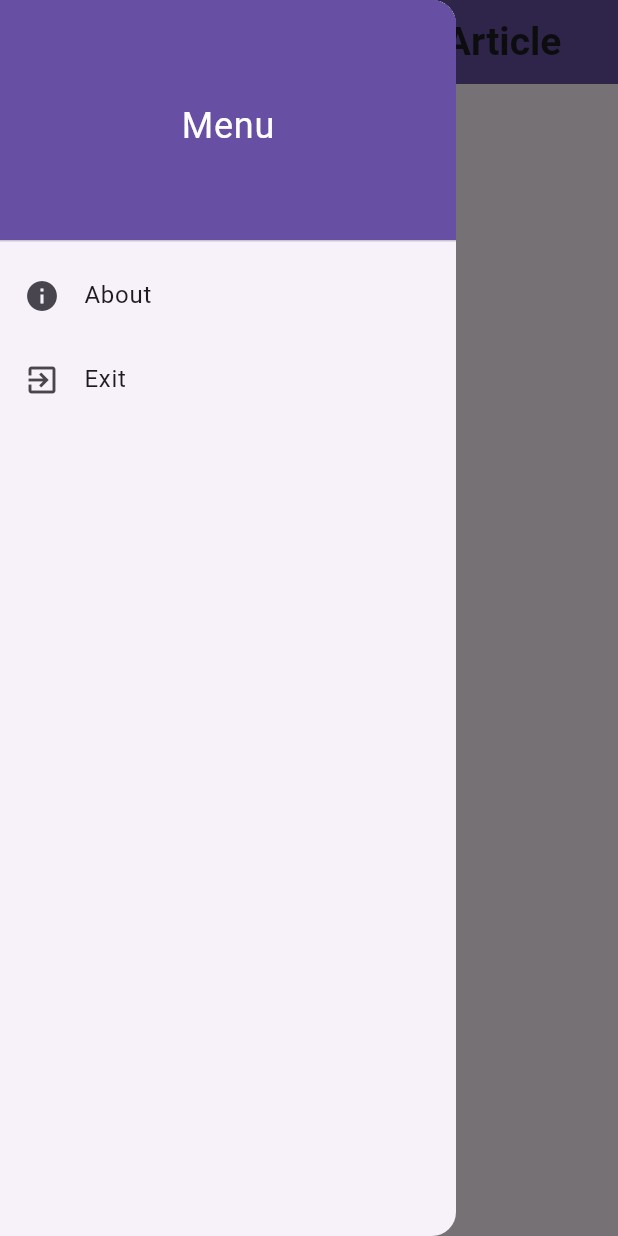
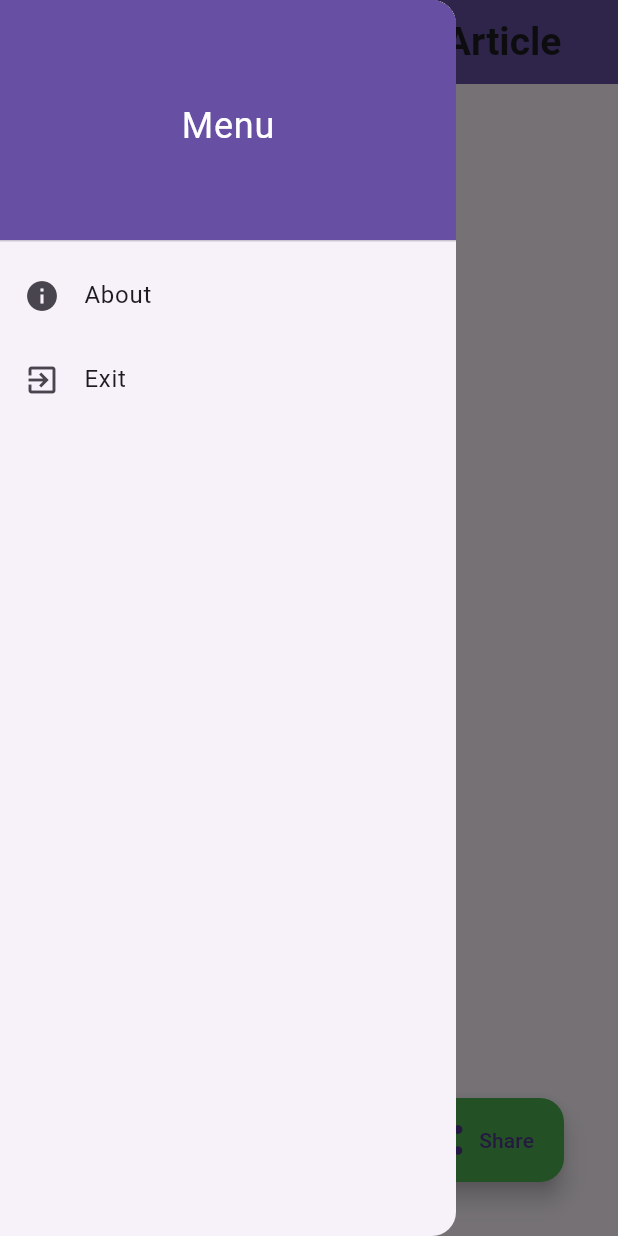
Before and after one commit to edgano/randomWikyApp, a Flutter app: the screen it shows after launch, with the side drawer open, on a phone screen of 412 x 824 dp. Run offline on Flutter 3.47's test engine with Material 3 defaults, Android fonts, the phone set to English and light mode, and no system bars; our stand-ins replace share_plus; network calls fail.

Commit message:
v2
with flying buttons

```diff
--- a/lib/main.dart
+++ b/lib/main.dart
@@ -193,42 +193,40 @@ class RandomArticleScreenState extends State<RandomArticleScreen> {
                   ),
                 ),
               ),
-              const SizedBox(height: 10),
-              Padding(
-                padding: const EdgeInsets.symmetric(horizontal: 16.0),
-                child: Row(
-                  mainAxisAlignment: MainAxisAlignment.spaceBetween,
+              const SizedBox(height: 60), // Add padding to bottom of content
+            ],
+          ),
+        ),
+      )
+          : const Center(child: Text('No article available')),
+      floatingActionButton: Stack(
         children: [
-                    ElevatedButton.icon(
+          Positioned(
+            bottom: 20,
+            left: 20,
+            child: FloatingActionButton.extended(
+              onPressed: _loadRandomArticle,
+              icon: const Icon(Icons.refresh),
+              label: const Text('Next Article'),
+              backgroundColor: Colors.blueAccent,
+            ),
+          ),
+          Positioned(
+            bottom: 20,
+            right: 20,
+            child: FloatingActionButton.extended(
               onPressed: () {
                 final title = _article?['title'] ?? 'Unknown';
                 final url = _article?['content_urls']?['desktop']?['page'];
                 if (url != null) _shareArticle(title, url);
               },
               icon: const Icon(Icons.share),
-                      label: const Text('Share Article'),
-                      style: ElevatedButton.styleFrom(
+              label: const Text('Share'),
               backgroundColor: Colors.green,
-                        foregroundColor: Colors.white,
-                      ),
-                    ),
-                    ElevatedButton.icon(
-                      onPressed: _loadRandomArticle,
-                      icon: const Icon(Icons.refresh),
-                      label: const Text('Next Article'),
-                      style: ElevatedButton.styleFrom(
-                        backgroundColor: Colors.blueAccent,
-                        foregroundColor: Colors.white,
             ),
           ),
         ],
       ),
-              ),
-            ],
-          ),
-        ),
-      )
-          : const Center(child: Text('No article available')),
     );
   }
 }
```
Lines whose indentation alone changed are shown as unchanged.
